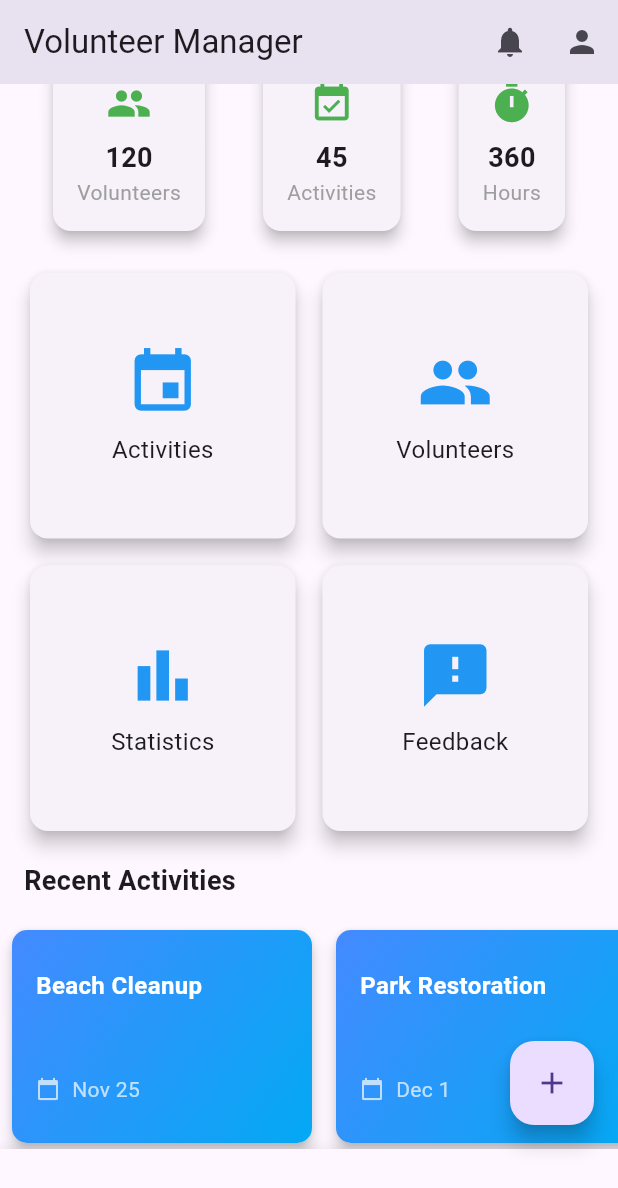
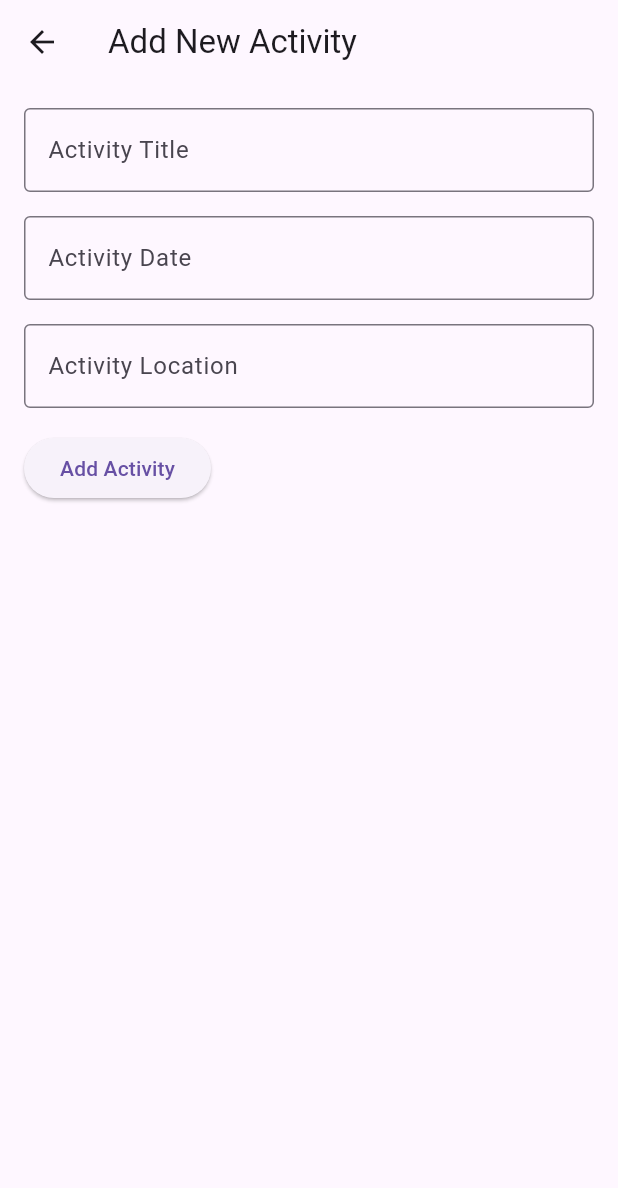
Before and after one commit to DavidSilvera099/rubrica-dMovil, a Flutter app: the screen it shows after launch, scrolled down 42 dp, after a tap on the "add" icon, on a phone screen of 412 x 824 dp. Shown: the top 1188 px of the screen. Run offline on Flutter 3.47's test engine with Material 3 defaults, Android fonts, the phone set to English and light mode, and no system bars.

Commit message:
add functionality to create a new activity

```diff
--- a/lib/main.dart
+++ b/lib/main.dart
@@ -4,6 +4,7 @@
 import 'screens/home_screen.dart';
 import 'screens/activities_screen.dart';
 import 'screens/activity_detail_screen.dart';
+import 'screens/add_activity_screen.dart';
 import 'screens/volunteers_screen.dart';
 import 'screens/profile_screen.dart';
 // import 'screens/statistics_screen.dart';
@@ -33,6 +34,7 @@
         '/': (ctx) => const HomeScreen(),
         ActivitiesScreen.routeName: (ctx) => const ActivitiesScreen(),
         ActivityDetailScreen.routeName: (ctx) => const ActivityDetailScreen(),
+        AddActivityScreen.routeName: (ctx) => const AddActivityScreen(),
         VolunteersScreen.routeName: (ctx) => const VolunteersScreen(),
         ProfileScreen.routeName: (ctx) => const ProfileScreen(),
         // StatisticsScreen.routeName: (ctx) => StatisticsScreen(),
--- /dev/null
+++ b/lib/screens/add_activity_screen.dart
@@ -0,0 +1,123 @@
+import 'package:flutter/material.dart';
+
+class AddActivityScreen extends StatefulWidget {
+  static const routeName = '/add-activity';
+
+  const AddActivityScreen({super.key});
+
+  @override
+  AddActivityScreenState createState() => AddActivityScreenState();
+}
+
+class AddActivityScreenState extends State<AddActivityScreen> {
+  final _formKey = GlobalKey<FormState>();
+  String _title = '';
+  String _date = '';
+  String _location = '';
+
+  // Controllers for form inputs
+  final TextEditingController _titleController = TextEditingController();
+  final TextEditingController _dateController = TextEditingController();
+  final TextEditingController _locationController = TextEditingController();
+
+  @override
+  void dispose() {
+    _titleController.dispose();
+    _dateController.dispose();
+    _locationController.dispose();
+    super.dispose();
+  }
+
+  // Method to handle form submission
+  void _submitForm() {
+    if (_formKey.currentState?.validate() ?? false) {
+      // Here, we would save the activity (e.g., to Firebase Firestore or a local model)
+      setState(() {
+        _title = _titleController.text;
+        _date = _dateController.text;
+        _location = _locationController.text;
+      });
+
+      // Show confirmation message
+      ScaffoldMessenger.of(context).showSnackBar(
+        SnackBar(content: Text('Activity "$_title" added successfully')),
+      );
+
+      // Optionally, navigate back to the previous screen (e.g., activities list)
+      Navigator.pop(context);
+    }
+  }
+
+  @override
+  Widget build(BuildContext context) {
+    return Scaffold(
+      appBar: AppBar(
+        title: const Text('Add New Activity'),
+      ),
+      body: Padding(
+        padding: const EdgeInsets.all(16.0),
+        child: Form(
+          key: _formKey,
+          child: Column(
+            crossAxisAlignment: CrossAxisAlignment.start,
+            children: [
+              // Activity Title Field
+              TextFormField(
+                controller: _titleController,
+                decoration: const InputDecoration(
+                  labelText: 'Activity Title',
+                  border: OutlineInputBorder(),
+                ),
+                validator: (value) {
+                  if (value == null || value.isEmpty) {
+                    return 'Please enter the activity title';
+                  }
+                  return null;
+                },
+              ),
+              const SizedBox(height: 16),
+
+              // Activity Date Field
+              TextFormField(
+                controller: _dateController,
+                decoration: const InputDecoration(
+                  labelText: 'Activity Date',
+                  border: OutlineInputBorder(),
+                ),
+                validator: (value) {
+                  if (value == null || value.isEmpty) {
+                    return 'Please enter the activity date';
+                  }
+                  return null;
+                },
+              ),
+              const SizedBox(height: 16),
+
+              // Activity Location Field
+              TextFormField(
+                controller: _locationController,
+                decoration: const InputDecoration(
+                  labelText: 'Activity Location',
+                  border: OutlineInputBorder(),
+                ),
+                validator: (value) {
+                  if (value == null || value.isEmpty) {
+                    return 'Please enter the activity location';
+                  }
+                  return null;
+                },
+              ),
+              const SizedBox(height: 16),
+
+              // Submit Button
+              ElevatedButton(
+                onPressed: _submitForm,
+                child: const Text('Add Activity'),
+              ),
+            ],
+          ),
+        ),
+      ),
+    );
+  }
+}
--- a/lib/screens/home_screen.dart
+++ b/lib/screens/home_screen.dart
@@ -125,7 +125,7 @@ class HomeScreenState extends State<HomeScreen> {
       ),
       floatingActionButton: FloatingActionButton(
         onPressed: () {
-          // Navigate to add activity or volunteer
+          Navigator.pushNamed(context, '/add-activity');
         },
         child: const Icon(Icons.add),
       ),
```
